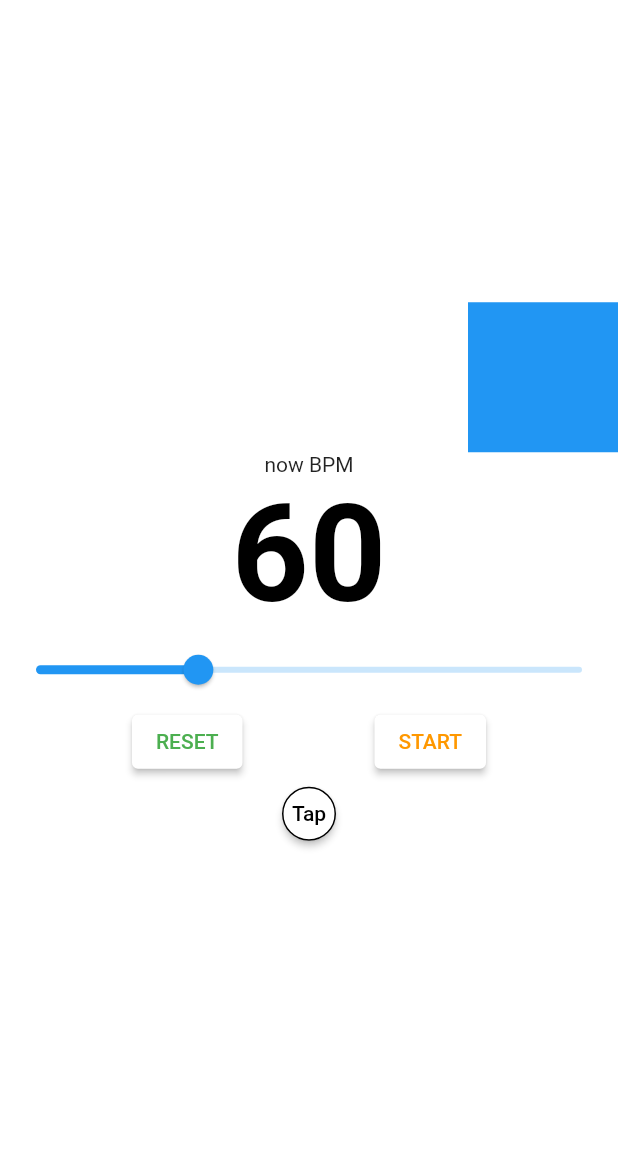
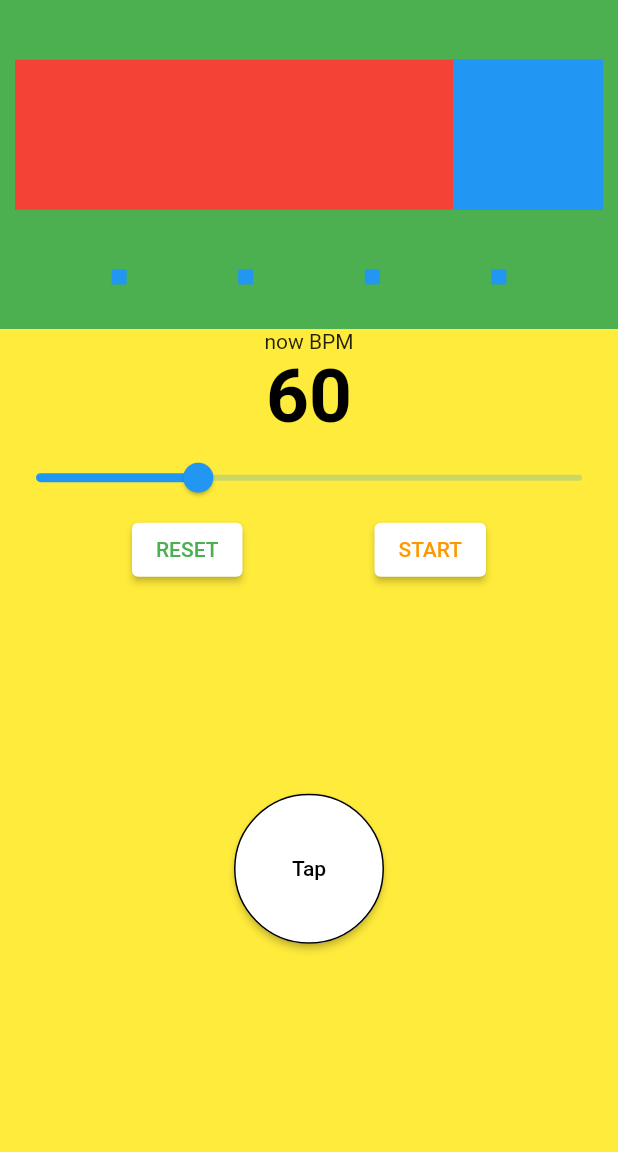
Before and after one commit to yuto90/metronome, a Flutter app: the screen it shows after launch, on a phone screen of 412 x 824 dp, the part 84-1236 px from its top. Run offline on Flutter 3.47's test engine with Material 2 defaults, Android fonts, the phone set to English and light mode, and no system bars; missing offline and left inert: soundpool.

Commit message:
レイアウト（仮）

```diff
--- a/lib/home/home.dart
+++ b/lib/home/home.dart
@@ -20,13 +20,25 @@ class Home extends StatelessWidget {
             ),
             body: Container(
               color: Colors.white,
-              child: Center(
               child: Column(
                 mainAxisAlignment: MainAxisAlignment.center,
                 children: <Widget>[
-                    AnimatedAlign(
+                  Expanded(
+                    flex: 2,
+                    child: Container(
+                      color: Colors.green,
+                      child: Column(
+                        mainAxisAlignment: MainAxisAlignment.center,
+                        children: [
+                          Spacer(),
+                          Padding(
+                            padding: const EdgeInsets.all(10.0),
+                            child: Container(
+                              color: Colors.red,
+                              child: AnimatedAlign(
                                 alignment: model.alignment,
-                      duration: Duration(microseconds: model.tempoDuration),
+                                duration:
+                                    Duration(microseconds: model.tempoDuration),
                                 child: Container(
                                   width: 100,
                                   height: 100,
@@ -34,15 +46,61 @@ class Home extends StatelessWidget {
                                 ),
                                 curve: Curves.easeInOut,
                               ),
+                            ),
+                          ),
+                          Spacer(),
+                          Row(
+                            children: [
+                              Spacer(),
+                              Container(
+                                width: 10,
+                                height: 10,
+                                color: Colors.blue,
+                              ),
+                              Spacer(),
+                              Container(
+                                width: 10,
+                                height: 10,
+                                color: Colors.blue,
+                              ),
+                              Spacer(),
+                              Container(
+                                width: 10,
+                                height: 10,
+                                color: Colors.blue,
+                              ),
+                              Spacer(),
+                              Container(
+                                width: 10,
+                                height: 10,
+                                color: Colors.blue,
+                              ),
+                              Spacer(),
+                            ],
+                          ),
+                          Spacer(),
+                        ],
+                      ),
+                    ),
+                  ),
+                  Expanded(
+                    flex: 5,
+                    child: Container(
+                      color: Colors.yellow, // Expandedの色
+                      child: Column(
+                        mainAxisAlignment: MainAxisAlignment.start,
+                        children: [
                           Text(
                             'now BPM',
                           ),
-                    Text(
+                          Center(
+                            child: Text(
                               model.tempo.toString(),
                               style: TextStyle(
                                 fontWeight: FontWeight.bold,
-                        fontSize: 90,
+                                fontSize: 50,
                                 color: Colors.black,
+                              ),
                             ),
                           ),
                           Slider(
@@ -76,7 +134,8 @@ class Home extends StatelessWidget {
                                 child: Text(
                                   model.run ? 'STOP' : 'START',
                                   style: TextStyle(
-                              color: model.run ? Colors.blue : Colors.orange,
+                                    color:
+                                        model.run ? Colors.blue : Colors.orange,
                                   ),
                                 ),
                                 style: ElevatedButton.styleFrom(
@@ -86,7 +145,11 @@ class Home extends StatelessWidget {
                               Spacer(),
                             ],
                           ),
-                    ElevatedButton(
+                          Spacer(),
+                          SizedBox(
+                            height: 100,
+                            width: 100,
+                            child: ElevatedButton(
                               child: const Text('Tap'),
                               style: ElevatedButton.styleFrom(
                                 primary: Colors.white,
@@ -101,8 +164,13 @@ class Home extends StatelessWidget {
                               ),
                               onPressed: () => model.tap(),
                             ),
+                          ),
+                          Spacer(),
                         ],
                       ),
+                    ),
+                  ),
+                ],
               ),
             ),
           );
--- a/lib/home/home_model.dart
+++ b/lib/home/home_model.dart
@@ -56,7 +56,9 @@ class HomeModel extends ChangeNotifier {
   void runMetronome() {
     // テンポの計算
     tempoDuration = 60000000 ~/ tempo;
+    print(tempoDuration);
     var duration = Duration(microseconds: tempoDuration);
+    print(duration);
     Timer.periodic(duration, (Timer t) => beatLoop(t));
   }
 
@@ -89,5 +91,7 @@ class HomeModel extends ChangeNotifier {
   }
 
   // ボタンをタップした時
-  void tap() {}
+  void tap() {
+    //if(tempoDuration)
+  }
 }
```
Lines whose indentation alone changed are shown as unchanged.
